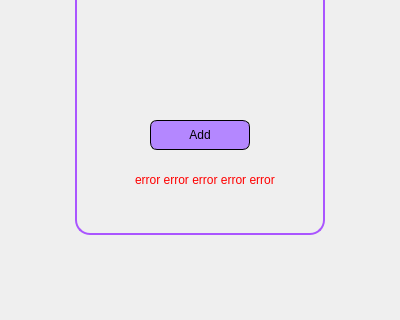
This is src/addlist.ui in msm-mir/To-Do-List as Qt 5 draws it before an edit; both pictures show x 0 to 400 and y 280 to 600 of the 400 by 600 pixel window. The edited form follows.
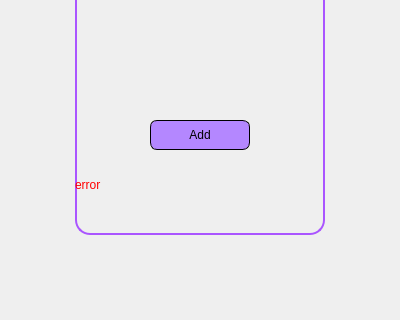
This is the edited form. Icons and pictures are not drawn.

The edit to the form file:
```diff
--- a/src/addlist.ui
+++ b/src/addlist.ui
@@ -112,10 +112,10 @@
     <widget class="QLabel" name="labelError">
      <property name="geometry">
       <rect>
-       <x>60</x>
-       <y>360</y>
-       <width>180</width>
-       <height>30</height>
+       <x>0</x>
+       <y>370</y>
+       <width>250</width>
+       <height>20</height>
       </rect>
      </property>
      <property name="styleSheet">
@@ -123,7 +123,7 @@
 color: rgb(255, 0, 0);</string>
      </property>
      <property name="text">
-      <string>error error error error error</string>
+      <string>error</string>
      </property>
     </widget>
     <widget class="QLabel" name="labelBackground">
```
Left out of the diff: 3 changed lines with no effect on the pictures.
